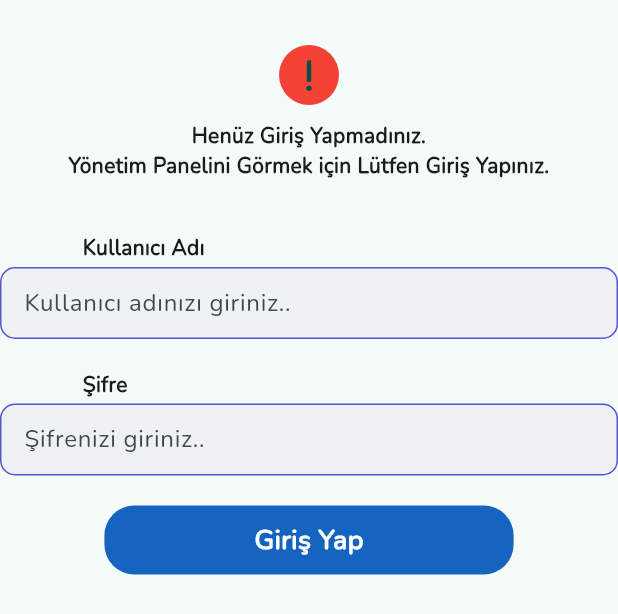
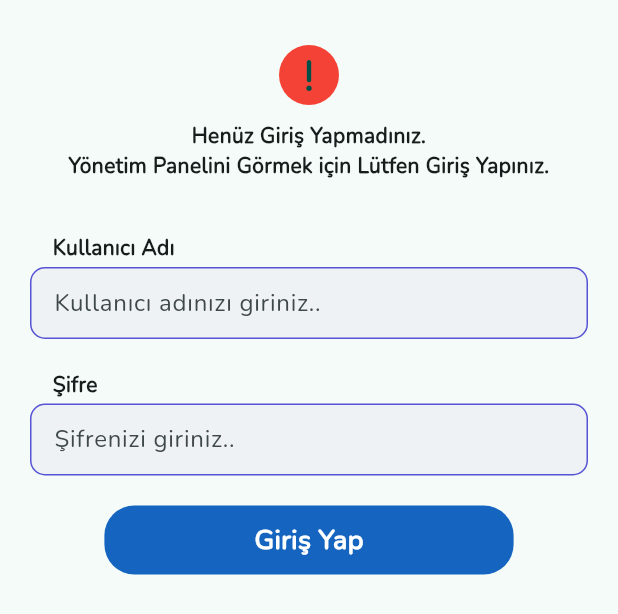
Before and after one commit to trEmrullh/cafe_yonetimi, a Flutter app: what girisYapilmayanWidget() shows on an empty page, opened directly, on a phone screen of 412 x 824 dp. Shown: the top 614 px of the screen. Run offline on Flutter 3.47's test engine with Material 3 defaults, Android fonts, the light colour scheme and no system bars; our stand-ins replace flutter_riverpod, font_awesome_flutter, shared_preferences; accounts and stored records are empty; statements that could not run were skipped.

```diff
--- a/lib/cosntants/version.dart
+++ b/lib/cosntants/version.dart
@@ -1,3 +1,3 @@
 class Version {
-  static String versionNo = 'v15.11.24';
+  static String versionNo = 'v17.11.24';
 }
--- a/lib/shared/giris_yapilmayan_widget.dart
+++ b/lib/shared/giris_yapilmayan_widget.dart
@@ -27,7 +27,7 @@ Widget girisYapilmayanWidget(LoginController loginController) {
           ),
           const SizedBox(height: 35),
           const Padding(
-            padding: EdgeInsets.only(left: 55),
+            padding: EdgeInsets.only(left: 35),
             child: Align(
               alignment: Alignment.centerLeft,
               child: Text(
@@ -39,7 +39,9 @@ Widget girisYapilmayanWidget(LoginController loginController) {
             ),
           ),
           const SizedBox(height: 3),
-          TextFormField(
+          Padding(
+            padding: EdgeInsets.symmetric(horizontal: 20),
+            child: TextFormField(
               controller: loginController.personelNameController,
               validator: (String? value) {
                 if (value!.length <= 3) {
@@ -52,9 +54,10 @@ Widget girisYapilmayanWidget(LoginController loginController) {
                 hintText: 'Kullanıcı adınızı giriniz..',
               ),
             ),
+          ),
           const SizedBox(height: 20),
           const Padding(
-            padding: EdgeInsets.only(left: 55),
+            padding: EdgeInsets.only(left: 35),
             child: Align(
               alignment: Alignment.centerLeft,
               child: Text(
@@ -66,7 +69,9 @@ Widget girisYapilmayanWidget(LoginController loginController) {
             ),
           ),
           const SizedBox(height: 3),
-          TextFormField(
+          Padding(
+            padding: EdgeInsets.symmetric(horizontal: 20),
+            child: TextFormField(
               obscureText: true,
               controller: loginController.passwordController,
               validator: (String? value) {
@@ -94,6 +99,7 @@ Widget girisYapilmayanWidget(LoginController loginController) {
               decoration: const InputDecoration(
                 border: InputBorder.none,
                 hintText: 'Şifrenizi giriniz..',
+              ),
             ),
           ),
           const SizedBox(height: 20),
```
Also changed, not shown: lib/shared/giris_yapilan_widget.dart (+36 -36 lines). Lines whose indentation alone changed are shown as unchanged.
